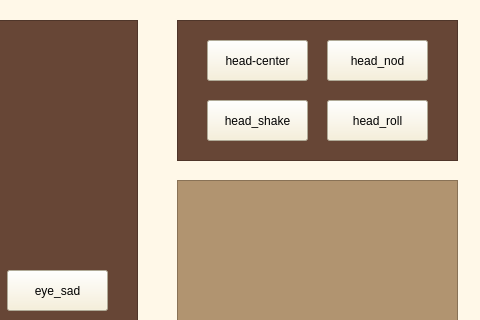
Above: form.ui from wing0night/DeskRoboSerialUI before the change; both pictures show x 163 to 643 and y 0 to 320 of the 643 by 566 pixel window. Below: the same form after it.
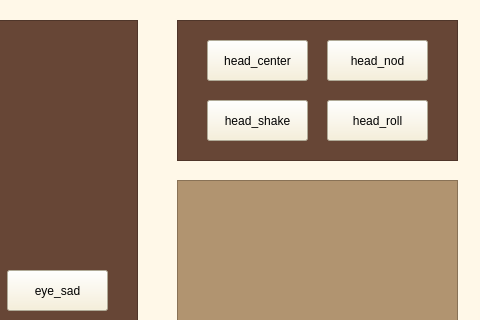
That is the form after the change. Icons and pictures are not drawn.

```diff
--- a/form.ui
+++ b/form.ui
@@ -31,7 +31,7 @@
 color: rgb(0, 0, 0);</string>
    </property>
    <property name="text">
-    <string>head-center</string>
+    <string>head_center</string>
    </property>
   </widget>
   <widget class="QPushButton" name="pushButton_2">
```
Left out of the diff: 54 changed lines with no effect on the pictures.
